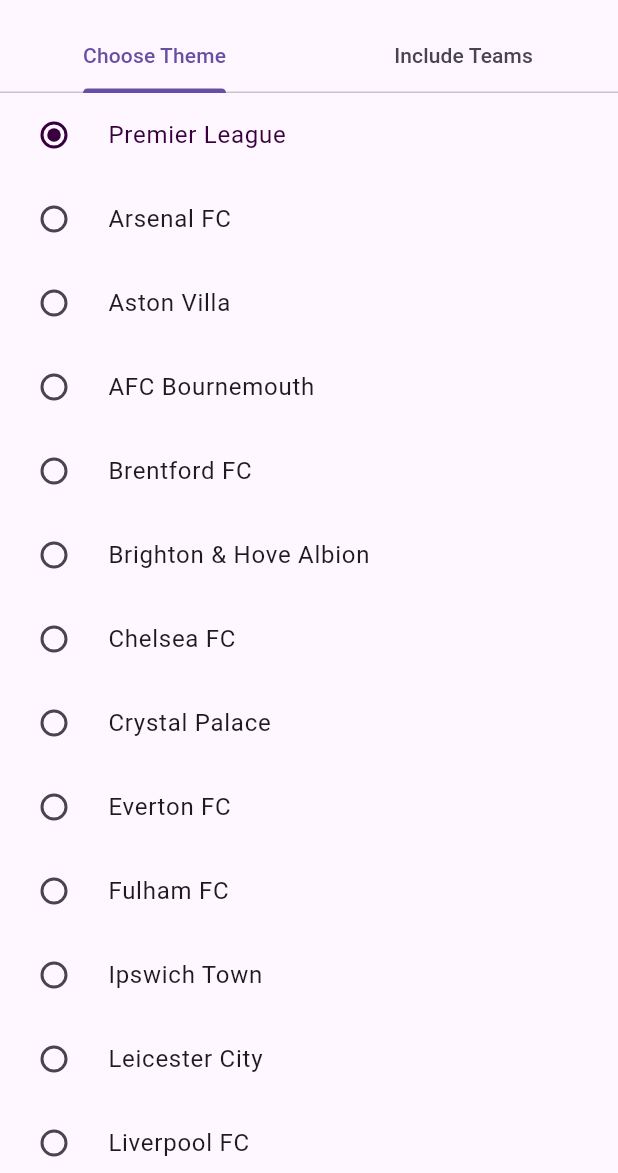
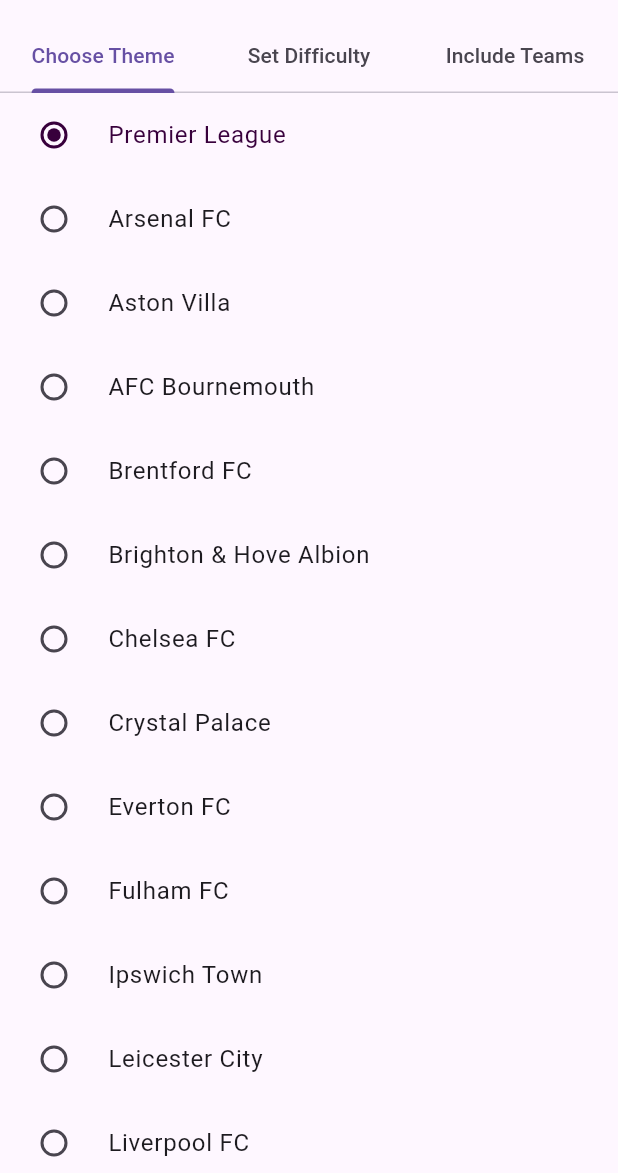
Before and after one commit to dhislop17/plordle, a Flutter app: the screen it shows after launch, on a phone screen of 412 x 824 dp, the part 63-1236 px from its top. Run offline on Flutter 3.47's test engine with Material 3 defaults, Android fonts, the light colour scheme and no system bars; our stand-ins replace diacritic, flutter_dotenv, flutter_typeahead, get_it, logger, shared_preferences; missing offline and left inert: country_coder, flutter_timer_countdown; network calls fail.

Commit message:
Implemented support for difficulty levels

```diff
--- a/plordle/lib/main.dart
+++ b/plordle/lib/main.dart
@@ -2,6 +2,7 @@
 
 import 'package:flutter/material.dart';
 import 'package:flutter_dotenv/flutter_dotenv.dart';
+import 'package:plordle/ui/pages/change_difficulty_page.dart';
 import 'package:plordle/ui/pages/filter_players_page.dart';
 
 import 'package:plordle/ui/pages/home_page.dart';
@@ -56,6 +57,7 @@
               'game': (context) => const HomePage(),
               'themeSelect': (context) => const ThemeSelectionPage(),
               'filter': (context) => const FilterPlayersPage(),
+              'difficulty': (context) => const ChangeDifficultyPage(),
               'settings': (context) => const SettingsPage()
             }));
   }
--- a/plordle/lib/services/storage_service.dart
+++ b/plordle/lib/services/storage_service.dart
@@ -8,6 +8,7 @@
     prefs = SharedPreferencesAsync();
   }
 
+  //UserViewModel Saved Data
   Future<Stat> getUnlimitedModeStat() async {
     int gamesPlayed = await prefs.getInt('unlimited_gp') ?? 0;
     int wins = await prefs.getInt('unlimited_wins') ?? 0;
@@ -52,6 +53,16 @@
     await prefs.setBool('onboarding_done', onboardingFinished);
   }
 
+  Future<String> getDifficulty() async {
+    return await prefs.getString('difficulty') ?? 'easy';
+  }
+
+  Future<void> saveDifficulty(String difficulty) async {
+    await prefs.setString('difficulty', difficulty);
+  }
+
+  //ThemeViewModel Saved Data
+
   /// Gets the name of the theme saved in data or defaults
   /// to the Premier League theme
   Future<String> getThemeName() async {
@@ -63,6 +74,7 @@
     await prefs.setString('theme_name', themeName);
   }
 
+  //PlayerViewModel Saved Data
   Future<List<String>> getExcludedTeams() async {
     return await prefs.getStringList('excluded_teams') ?? [];
   }
@@ -70,6 +82,8 @@
   Future<void> saveExcludedTeams(List<String> excludedTeams) async {
     await prefs.setStringList('excluded_teams', excludedTeams);
   }
+
+  //Saved Data Clear Functions
 
   void clearThemeModelData() async {
     await prefs.remove('theme_name');
--- a/plordle/lib/ui/pages/onboarding_page.dart
+++ b/plordle/lib/ui/pages/onboarding_page.dart
@@ -1,6 +1,7 @@
 import 'package:flutter/material.dart';
 import 'package:logger/logger.dart';
 import 'package:plordle/ui/utils/text_constants.dart';
+import 'package:plordle/ui/widgets/change_difficulty_widget.dart';
 import 'package:plordle/ui/widgets/filter_player_list.dart';
 import 'package:plordle/ui/widgets/theme_selection_list.dart';
 import 'package:plordle/view_models/player_view_model.dart';
@@ -21,6 +22,7 @@
   final Logger logger = Logger(printer: PrettyPrinter());
   static const List<Tab> tabs = [
     Tab(text: "Choose Theme"),
+    Tab(text: "Set Difficulty"),
     Tab(text: "Include Teams")
   ];
   int tabIndex = 0;
@@ -47,27 +49,31 @@
   @override
   Widget build(BuildContext context) {
     var playerModel = Provider.of<PlayerViewModel>(context);
+    var userModel = Provider.of<UserViewModel>(context, listen: false);
+
     return Scaffold(
       appBar: AppBar(
         title: const Text(TextConstants.onboardingPageTitle),
         centerTitle: true,
         bottom: TabBar(tabs: tabs, controller: _tabController),
       ),
-      body: TabBarView(
-          controller: _tabController,
-          children: [const ThemeSelectionList(), FilterPlayerList()]),
-      floatingActionButton: (tabIndex == 1 &&
+      body: TabBarView(controller: _tabController, children: [
+        const ThemeSelectionList(),
+        const ChangeDifficultyWidget(),
+        FilterPlayerList(),
+      ]),
+      floatingActionButton: (tabIndex == 2 &&
               playerModel.excludedTeams.length !=
-                  20) // Only show FAB if on second tab and have a team selected
+                  20) // Only show FAB if on the third tab and have a team selected
           ? FloatingActionButton.extended(
               label: const Text("Continue"),
               icon: const Icon(Icons.arrow_forward),
               onPressed: () {
-                //save theme selection, team exclusions, and mark onboarding complete
+                //save theme selection, team exclusions, difficulty level, and mark onboarding complete
                 Provider.of<ThemeViewModel>(context, listen: false).saveData();
                 playerModel.storeTeamExclusions();
-                Provider.of<UserViewModel>(context, listen: false)
-                    .completeOnboarding();
+                userModel.saveDifficulty();
+                userModel.completeOnboarding();
 
                 Navigator.pushReplacementNamed(context, 'game');
               },
--- a/plordle/lib/ui/pages/settings_page.dart
+++ b/plordle/lib/ui/pages/settings_page.dart
@@ -25,6 +25,10 @@
             onTap: () => Navigator.pushNamed(context, 'filter'),
           ),
           ListTile(
+            title: const Text("Change Difficulty"),
+            onTap: () => Navigator.pushNamed(context, 'difficulty'),
+          ),
+          ListTile(
               title: const Text("Reset Game Stats"),
               onTap: () => Provider.of<UserViewModel>(context, listen: false)
                   .resetGameStats()),
--- a/plordle/lib/ui/widgets/filter_player_list.dart
+++ b/plordle/lib/ui/widgets/filter_player_list.dart
@@ -22,7 +22,7 @@
       builder: (context, model, child) {
         return CheckboxListTile(
             controlAffinity: ListTileControlAffinity.platform,
-            title: const Text("Select All"),
+            title: const Text("All Teams"),
             value: model.excludedTeams.isEmpty && selected,
             onChanged: (status) {
               if (model.excludedTeams.isEmpty) {
--- a/plordle/lib/view_models/user_view_model.dart
+++ b/plordle/lib/view_models/user_view_model.dart
@@ -10,6 +10,18 @@
 
 enum GameState { inProgress, won, lost, doneForTheDay }
 
+enum DifficultyOptions {
+  easy("Relegation Battle"),
+  normal("Mid Table Club"),
+  hard("Top 4 Challenger"),
+  extraHard("Title Challenger"),
+  challenge("PL Champion"),
+  expert("Invincibles");
+
+  const DifficultyOptions(this.label);
+  final String label;
+}
+
 class UserViewModel extends ChangeNotifier {
   final StorageService _storageService = serviceLocator<StorageService>();
   final Logger logger = Logger(printer: PrettyPrinter());
@@ -21,6 +33,7 @@
   int _numberOfGuesses = 1;
   final int _maxNumOfGuesses = 10;
   GameState _currentState = GameState.inProgress;
+  DifficultyOptions _currentDifficulty = DifficultyOptions.normal;
   bool _inUnlimitedMode = false;
   late Stat _mysteryModeStat;
   late Stat _unlimitedModeStat;
@@ -34,6 +47,7 @@
   int get maxNumOfGuesses => _maxNumOfGuesses;
   CountryCoder get countryCoder => _countryCoder;
   GameState get currentState => _currentState;
+  DifficultyOptions get currentDifficulty => _currentDifficulty;
   bool get isUnlimitedMode => _inUnlimitedMode;
   bool get solvedMystery => _solvedMystery;
   bool get onboardingDone => _onboardingDone;
@@ -54,6 +68,9 @@
     _mysteryModeStat = await _storageService.getMysteryModeStat();
     _unlimitedModeStat = await _storageService.getUnlimitedModeStat();
     _solvedMystery = await _storageService.getSolvedMystery();
+    var difficulty = await _storageService.getDifficulty();
+    _currentDifficulty = DifficultyOptions.values.byName(difficulty);
+    logger.i("Loaded Diff was $difficulty, set diff to $_currentDifficulty");
     _countryCoder = CountryCoder.instance
         .load(await compute(CountryCoder.prepareData, null));
 
@@ -62,6 +79,16 @@
     logger.i("Onboarding complete: $_onboardingDone");
     logger.i("Solved Today's Mystery Player: $_solvedMystery");
     notifyListeners();
+  }
+
+  void changeDifficulty(DifficultyOptions newDifficultyOption) {
+    _currentDifficulty = newDifficultyOption;
+    notifyListeners();
+  }
+
+  void saveDifficulty() async {
+    logger.i("Saving diff as ${_currentDifficulty.name}");
+    await _storageService.saveDifficulty(_currentDifficulty.name);
   }
 
   void getNewRandomPlayer() {
@@ -74,12 +101,6 @@
     notifyListeners();
   }
 
-  void saveData() async {
-    await _storageService.saveMysteryModeStat(_mysteryModeStat);
-    await _storageService.saveUnlimitedModeStat(_unlimitedModeStat);
-    await _storageService.saveSolvedMystery(_solvedMystery);
-  }
-
   void getNewMysteryPlayer() async {
     _guesses.clear();
     _guessedPlayers.clear();
@@ -88,6 +109,14 @@
     _currentState = GameState.inProgress;
     playerViewModel.getNewMysteryPlayer();
     notifyListeners();
+  }
+
+  // TODO: Look into this for refactoring and renaming
+  /// Used for saving game stats and mystery status
+  void saveGameStatData() async {
+    await _storageService.saveMysteryModeStat(_mysteryModeStat);
+    await _storageService.saveUnlimitedModeStat(_unlimitedModeStat);
+    await _storageService.saveSolvedMystery(_solvedMystery);
   }
 
   void resetToWait() {
@@ -150,7 +179,7 @@
       _mysteryModeStat.gamesPlayed++;
       _solvedMystery = true;
     }
-    saveData();
+    saveGameStatData();
   }
 
   Guess _createGuess(Player guessedPlayer) {
```
Also changed, not shown: plordle/lib/models/player.dart (+22 -2 lines), plordle/lib/ui/pages/change_difficulty_page.dart (added, +24 -0 lines), plordle/lib/ui/widgets/change_difficulty_widget.dart (added, +42 -0 lines), plordle/lib/ui/widgets/search_box.dart (+5 -3 lines).
